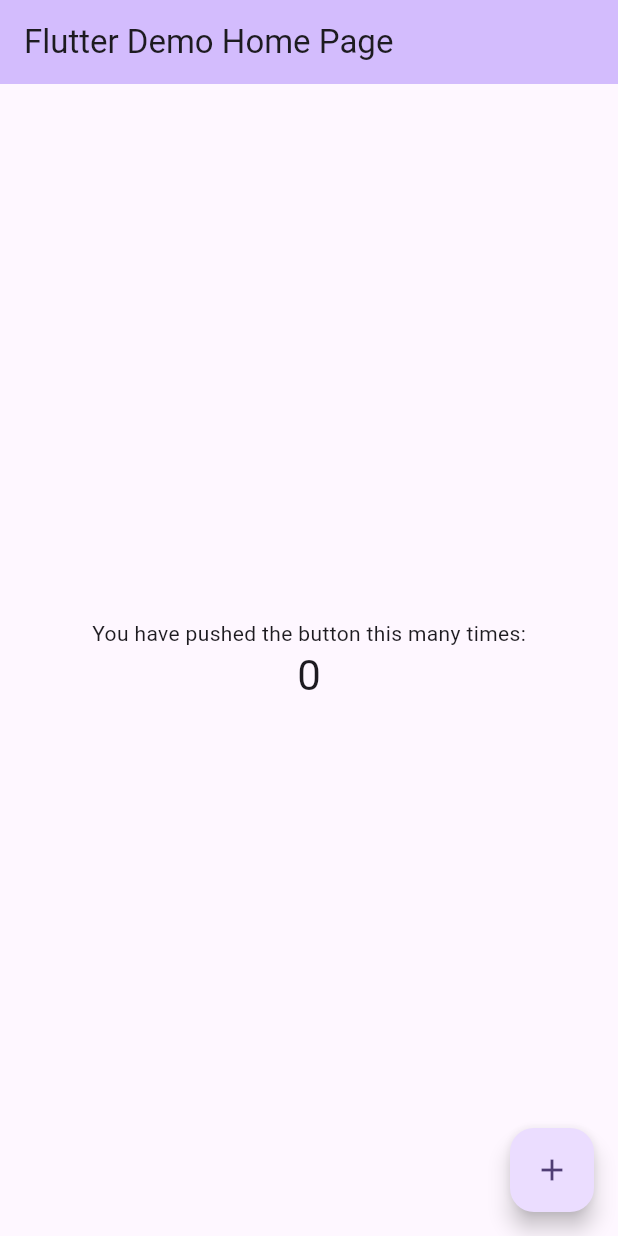
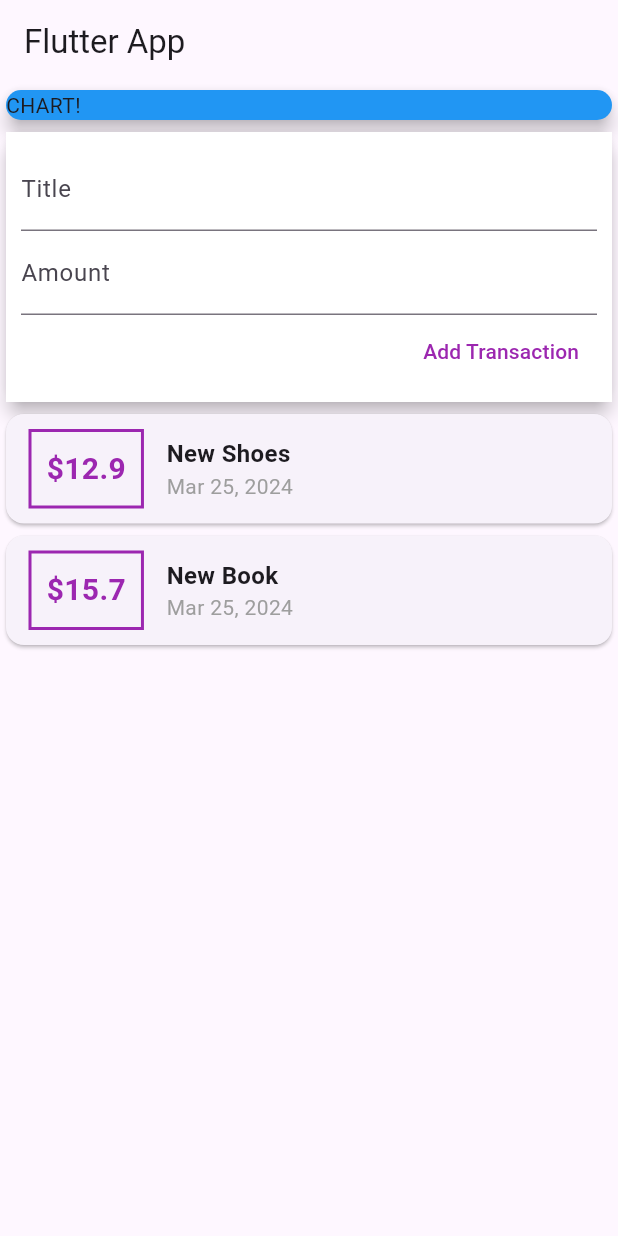
Before and after one commit to Nelofarzabi/Personal_Expenses_App, a Flutter app: the screen it shows after launch, on a phone screen of 412 x 824 dp. Run offline on Flutter 3.47's test engine with Material 3 defaults, Android fonts, the phone set to English and light mode, and no system bars.

Commit message:
Transaction added

```diff
--- a/lib/main.dart
+++ b/lib/main.dart
@@ -1,4 +1,9 @@
+import 'package:expense/models/transaction.dart';
+import 'package:expense/widgets/transaction_list.dart';
+import 'package:expense/widgets/new_transaction.dart';
+import 'package:expense/widgets/user_transaction.dart';
 import 'package:flutter/material.dart';
+import 'package:intl/intl.dart';
 
 void main() {
   runApp(const MyApp());
@@ -7,119 +12,45 @@ void main() {
 class MyApp extends StatelessWidget {
   const MyApp({super.key});
 
-  // This widget is the root of your application.
+
   @override
   Widget build(BuildContext context) {
     return MaterialApp(
       title: 'Flutter Demo',
-      theme: ThemeData(
-        // This is the theme of your application.
-        //
-        // TRY THIS: Try running your application with "flutter run". You'll see
-        // the application has a purple toolbar. Then, without quitting the app,
-        // try changing the seedColor in the colorScheme below to Colors.green
-        // and then invoke "hot reload" (save your changes or press the "hot
-        // reload" button in a Flutter-supported IDE, or press "r" if you used
-        // the command line to start the app).
-        //
-        // Notice that the counter didn't reset back to zero; the application
-        // state is not lost during the reload. To reset the state, use hot
-        // restart instead.
-        //
-        // This works for code too, not just values: Most code changes can be
-        // tested with just a hot reload.
-        colorScheme: ColorScheme.fromSeed(seedColor: Colors.deepPurple),
-        useMaterial3: true,
-      ),
-      home: const MyHomePage(title: 'Flutter Demo Home Page'),
+      home:  MyHomePage(),
     );
   }
 }
 
-class MyHomePage extends StatefulWidget {
-  const MyHomePage({super.key, required this.title});
 
-  // This widget is the home page of your application. It is stateful, meaning
-  // that it has a State object (defined below) that contains fields that affect
-  // how it looks.
+class MyHomePage extends StatelessWidget {
+   MyHomePage({super.key});
 
-  // This class is the configuration for the state. It holds the values (in this
-  // case the title) provided by the parent (in this case the App widget) and
-  // used by the build method of the State. Fields in a Widget subclass are
-  // always marked "final".
 
-  final String title;
-
-  @override
-  State<MyHomePage> createState() => _MyHomePageState();
-}
-
-class _MyHomePageState extends State<MyHomePage> {
-  int _counter = 0;
-
-  void _incrementCounter() {
-    setState(() {
-      // This call to setState tells the Flutter framework that something has
-      // changed in this State, which causes it to rerun the build method below
-      // so that the display can reflect the updated values. If we changed
-      // _counter without calling setState(), then the build method would not be
-      // called again, and so nothing would appear to happen.
-      _counter++;
-    });
-  }
 
   @override
   Widget build(BuildContext context) {
-    // This method is rerun every time setState is called, for instance as done
-    // by the _incrementCounter method above.
-    //
-    // The Flutter framework has been optimized to make rerunning build methods
-    // fast, so that you can just rebuild anything that needs updating rather
-    // than having to individually change instances of widgets.
     return Scaffold(
       appBar: AppBar(
-        // TRY THIS: Try changing the color here to a specific color (to
-        // Colors.amber, perhaps?) and trigger a hot reload to see the AppBar
-        // change color while the other colors stay the same.
-        backgroundColor: Theme.of(context).colorScheme.inversePrimary,
-        // Here we take the value from the MyHomePage object that was created by
-        // the App.build method, and use it to set our appbar title.
-        title: Text(widget.title),
+        title: const Text('Flutter App'),
       ),
-      body: Center(
-        // Center is a layout widget. It takes a single child and positions it
-        // in the middle of the parent.
+      body: SingleChildScrollView(
         child: Column(
-          // Column is also a layout widget. It takes a list of children and
-          // arranges them vertically. By default, it sizes itself to fit its
-          // children horizontally, and tries to be as tall as its parent.
-          //
-          // Column has various properties to control how it sizes itself and
-          // how it positions its children. Here we use mainAxisAlignment to
-          // center the children vertically; the main axis here is the vertical
-          // axis because Columns are vertical (the cross axis would be
-          // horizontal).
-          //
-          // TRY THIS: Invoke "debug painting" (choose the "Toggle Debug Paint"
-          // action in the IDE, or press "p" in the console), to see the
-          // wireframe for each widget.
-          mainAxisAlignment: MainAxisAlignment.center,
-          children: <Widget>[
-            const Text(
-              'You have pushed the button this many times:',
-            ),
-            Text(
-              '$_counter',
-              style: Theme.of(context).textTheme.headlineMedium,
-            ),
+          mainAxisAlignment: MainAxisAlignment.start,
+          crossAxisAlignment: CrossAxisAlignment.stretch,
+          children: [
+            Container(
+              width: double.infinity,
+              child: const  Card(
+                color: Colors.blue,
+                child: Text('CHART!'),
+                elevation: 5,
+              ),
+            ) ,
+             UserTransaction(),
           ],
         ),
       ),
-      floatingActionButton: FloatingActionButton(
-        onPressed: _incrementCounter,
-        tooltip: 'Increment',
-        child: const Icon(Icons.add),
-      ), // This trailing comma makes auto-formatting nicer for build methods.
     );
   }
 }
--- /dev/null
+++ b/lib/models/transaction.dart
@@ -0,0 +1,17 @@
+// ignore_for_file: public_member_api_docs, sort_constructors_first
+
+
+class Transaction {
+ final String id;
+ final String title;
+ final double amount;
+ final DateTime date;
+
+  Transaction({
+    required this.id,
+    required this.title,
+    required this.amount,
+    required this.date,
+  });
+
+}
--- /dev/null
+++ b/lib/widgets/new_transaction.dart
@@ -0,0 +1,28 @@
+import 'package:flutter/material.dart';
+
+class NewTransaction extends StatelessWidget {
+  final Function txAdd;
+   NewTransaction (this.txAdd , {super.key});
+
+   final titleController = TextEditingController();
+  final amountController = TextEditingController();
+
+  @override
+  Widget build(BuildContext context) {
+    return Card(
+            elevation: 5,
+            child: Container(
+              color: Colors.white,
+              padding: const  EdgeInsets.all(10),
+              child: Column(
+                crossAxisAlignment: CrossAxisAlignment.end,
+                children: [
+                  TextField(decoration: const InputDecoration(labelText: 'Title'), controller: titleController,),
+                  TextField(decoration: const InputDecoration(labelText: 'Amount'),controller: amountController,),
+                  TextButton(onPressed: (){txAdd(titleController.text , double.parse(amountController.text));}, child: Text('Add Transaction' , style: TextStyle(color:Colors.purple),),)
+                ],
+              ),
+            ),
+          );
+  }
+}
--- /dev/null
+++ b/lib/widgets/transaction_list.dart
@@ -0,0 +1,48 @@
+import 'package:expense/models/transaction.dart';
+import 'package:flutter/material.dart';
+import 'package:intl/intl.dart';
+
+class TransactionList extends StatelessWidget {
+  TransactionList(this.transaction , {super.key});
+
+  final List<Transaction> transaction;
+
+
+
+
+  @override
+  Widget build(BuildContext context) {
+    return Container(
+      height: 300,
+      child: ListView.builder(
+        itemBuilder: (context , index){
+              return Card(
+                  child: Row(children: [
+                    Container(
+                    margin:const  EdgeInsets.symmetric(vertical: 10, horizontal: 15),
+                    decoration: BoxDecoration(border: Border.all(color: Colors.purple, width: 2)),
+                    padding: const EdgeInsets.all(10),
+                    child: Text('\$${transaction[index].amount}',
+                    style:const  TextStyle
+                    (
+                      fontWeight: FontWeight.bold ,
+                      fontSize: 20 ,
+                      color: Colors.purple),
+                    ),
+                    ),
+                    Column(
+                      crossAxisAlignment: CrossAxisAlignment.start,
+                      children: [
+                      Text(transaction[index].title ,
+                      style: const TextStyle(fontWeight: FontWeight.bold, fontSize: 16),),
+                      Text(DateFormat.yMMMd().format(transaction[index].date) , style: const  TextStyle(color: Colors.grey, ),),
+                    ],)
+                  ],),
+                );
+
+        },
+        itemCount:transaction.length ,
+            ),
+    );
+}
+}
--- /dev/null
+++ b/lib/widgets/user_transaction.dart
@@ -0,0 +1,35 @@
+import 'package:expense/models/transaction.dart';
+import 'package:expense/widgets/new_transaction.dart';
+import 'package:expense/widgets/transaction_list.dart';
+import 'package:flutter/material.dart';
+
+class UserTransaction extends StatefulWidget {
+ UserTransaction({super.key});
+
+
+  @override
+  State<UserTransaction> createState() => _UserTransactionState();
+}
+
+class _UserTransactionState extends State<UserTransaction> {
+
+   final List<Transaction> _userTransaction = [
+      Transaction(id: 'ti', title: 'New Shoes', amount: 12.90, date: DateTime.now()),
+      Transaction(id: 't2', title: 'New Book', amount: 15.7, date: DateTime.now()),
+  ];
+
+  void _addNewTransaction(String txTitle , double txAmount){
+    final newTx= Transaction(id:DateTime.now().toString() , title: txTitle, amount: txAmount, date: DateTime.now());
+     setState(() {
+       _userTransaction.add(newTx);
+     });
+  }
+  @override
+  Widget build(BuildContext context) {
+    return Column(children: [
+       NewTransaction(_addNewTransaction),
+       TransactionList(_userTransaction),
+       ],
+    );
+  }
+}
--- a/pubspec.yaml
+++ b/pubspec.yaml
@@ -35,6 +35,7 @@ dependencies:
   # The following adds the Cupertino Icons font to your application.
   # Use with the CupertinoIcons class for iOS style icons.
   cupertino_icons: ^1.0.2
+  intl: ^0.19.0
 
 dev_dependencies:
   flutter_test:
```
Also changed, not shown: pubspec.lock.
